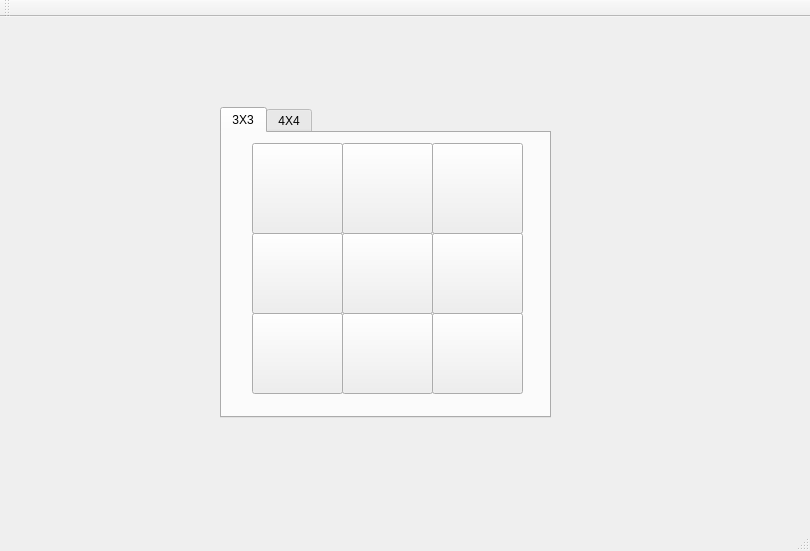
ukmerry/PI0C-Final-Project, file TicTacToe/tictactoe.ui: the form before one commit.
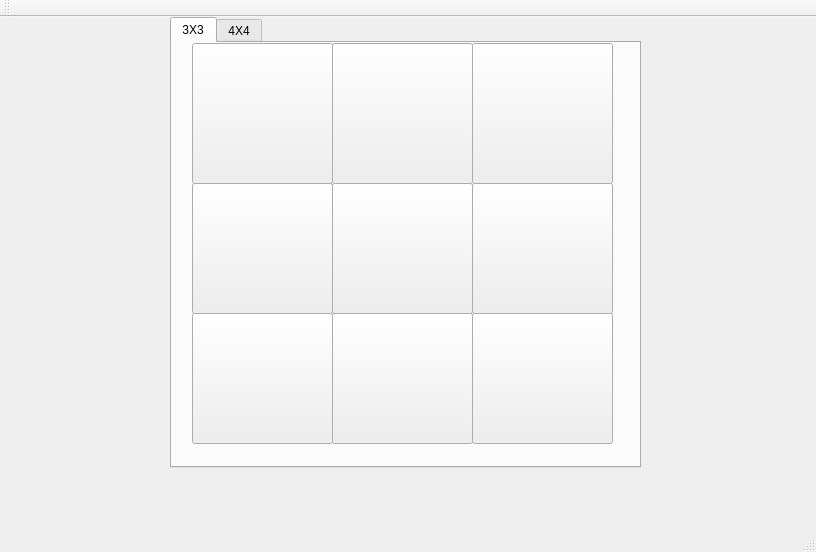
The form after the commit.

What changed in the file:
```diff
--- a/TicTacToe/tictactoe.ui
+++ b/TicTacToe/tictactoe.ui
@@ -6,8 +6,8 @@
    <rect>
     <x>0</x>
     <y>0</y>
-    <width>810</width>
-    <height>551</height>
+    <width>816</width>
+    <height>552</height>
    </rect>
   </property>
   <property name="windowTitle">
@@ -17,10 +17,10 @@
    <widget class="QTabWidget" name="tabWidget">
     <property name="geometry">
      <rect>
-      <x>220</x>
-      <y>90</y>
-      <width>331</width>
-      <height>311</height>
+      <x>170</x>
+      <y>0</y>
+      <width>471</width>
+      <height>451</height>
      </rect>
     </property>
     <property name="currentIndex">
@@ -33,10 +33,10 @@
      <widget class="QToolButton" name="toolButton_31">
       <property name="geometry">
        <rect>
-        <x>30</x>
-        <y>180</y>
-        <width>91</width>
-        <height>81</height>
+        <x>20</x>
+        <y>270</y>
+        <width>141</width>
+        <height>131</height>
        </rect>
       </property>
       <property name="text">
@@ -46,10 +46,10 @@
      <widget class="QToolButton" name="toolButton_33">
       <property name="geometry">
        <rect>
-        <x>210</x>
-        <y>180</y>
-        <width>91</width>
-        <height>81</height>
+        <x>300</x>
+        <y>270</y>
+        <width>141</width>
+        <height>131</height>
        </rect>
       </property>
       <property name="text">
@@ -59,10 +59,10 @@
      <widget class="QToolButton" name="toolButton_32">
       <property name="geometry">
        <rect>
-        <x>120</x>
-        <y>180</y>
-        <width>91</width>
-        <height>81</height>
+        <x>160</x>
+        <y>270</y>
+        <width>141</width>
+        <height>131</height>
        </rect>
       </property>
       <property name="text">
@@ -72,10 +72,10 @@
      <widget class="QToolButton" name="toolButton_13">
       <property name="geometry">
        <rect>
-        <x>210</x>
-        <y>10</y>
-        <width>91</width>
-        <height>91</height>
+        <x>300</x>
+        <y>0</y>
+        <width>141</width>
+        <height>141</height>
        </rect>
       </property>
       <property name="text">
@@ -85,10 +85,10 @@
      <widget class="QToolButton" name="toolButton_23">
       <property name="geometry">
        <rect>
-        <x>210</x>
-        <y>100</y>
-        <width>91</width>
-        <height>81</height>
+        <x>300</x>
+        <y>140</y>
+        <width>141</width>
+        <height>131</height>
        </rect>
       </property>
       <property name="text">
@@ -98,10 +98,10 @@
      <widget class="QToolButton" name="toolButton_21">
       <property name="geometry">
        <rect>
-        <x>30</x>
-        <y>100</y>
-        <width>91</width>
-        <height>81</height>
+        <x>20</x>
+        <y>140</y>
+        <width>141</width>
+        <height>131</height>
        </rect>
       </property>
       <property name="text">
@@ -111,10 +111,10 @@
      <widget class="QToolButton" name="toolButton_11">
       <property name="geometry">
        <rect>
-        <x>30</x>
-        <y>10</y>
-        <width>91</width>
-        <height>91</height>
+        <x>20</x>
+        <y>0</y>
+        <width>141</width>
+        <height>141</height>
        </rect>
       </property>
       <property name="text">
@@ -124,10 +124,10 @@
      <widget class="QToolButton" name="toolButton_12">
       <property name="geometry">
        <rect>
-        <x>120</x>
-        <y>10</y>
-        <width>91</width>
-        <height>91</height>
+        <x>160</x>
+        <y>0</y>
+        <width>141</width>
+        <height>141</height>
        </rect>
       </property>
       <property name="text">
@@ -137,10 +137,10 @@
      <widget class="QToolButton" name="toolButton_22">
       <property name="geometry">
        <rect>
-        <x>120</x>
-        <y>100</y>
-        <width>91</width>
-        <height>81</height>
+        <x>160</x>
+        <y>140</y>
+        <width>141</width>
+        <height>131</height>
        </rect>
       </property>
       <property name="text">
```
Left out of the diff: 2 changed lines with no effect on the pictures.
